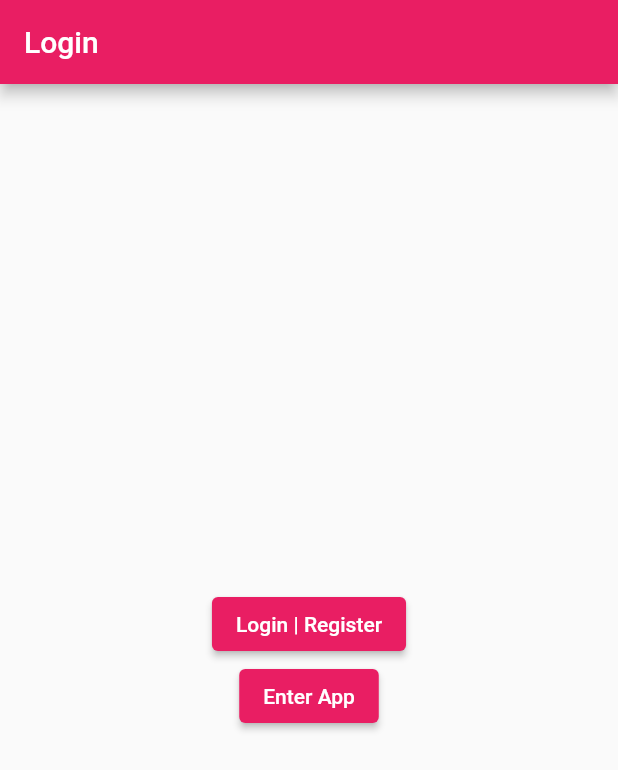
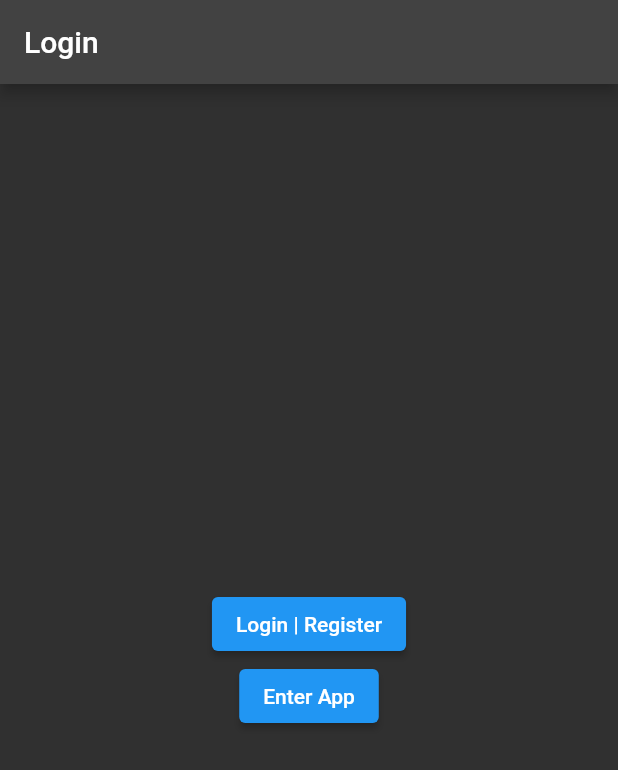
Before and after one commit to firstlovecenter/fl_poimen_flutter, a Flutter app: the screen it shows after launch, on a phone screen of 412 x 824 dp. Shown: the top 770 px of the screen. Run offline on Flutter 3.47's test engine with Material 2 defaults, Android fonts, the light colour scheme and no system bars; our stand-ins replace flutter_secure_storage, font_awesome_flutter; missing offline and left inert: flutter_appauth; accounts and stored records are empty.

Commit message:
feat: sorry attempts at layout design for home page

```diff
--- a/lib/main.dart
+++ b/lib/main.dart
@@ -1,6 +1,7 @@
 import 'package:flutter/material.dart';
 import 'package:poimen/routes.dart';
 import 'package:poimen/screens/login_screen.dart';
+import 'package:poimen/theme.dart';
 
 void main() {
   runApp(const PoimenApp());
@@ -14,21 +15,8 @@ class PoimenApp extends StatelessWidget {
   Widget build(BuildContext context) {
     return MaterialApp(
       title: 'Flutter Demo',
-      theme: ThemeData(
-        // This is the theme of your application.
-        //
-        // Try running your application with "flutter run". You'll see the
-        // application has a blue toolbar. Then, withoRut quitting the app, try
-        // changing the primarySwatch below to Colors.green and then invoke
-        // "hot reload" (press "r" in the console where you ran "flutter run",
-        // or simply save your changes to "hot reload" in a Flutter IDE).
-        // Notice that the counter didn't reset back to zero; the application
-        // is not restarted.
-        primarySwatch: Colors.pink,
-      ),
-      darkTheme: ThemeData(
-        primarySwatch: Colors.blueGrey,
-      ),
+      theme: darkTheme,
+      darkTheme: lightTheme,
       routes: appRoutes,
       home: const LoginScreen(),
     );
--- a/lib/routes.dart
+++ b/lib/routes.dart
@@ -1,7 +1,7 @@
-import 'package:poimen/app.dart';
+import 'package:poimen/screens/home/home.dart';
 import 'package:poimen/screens/profile_choose/profile_choose_screen.dart';
 
 var appRoutes = {
-  '/app': (context) => const App(),
+  '/home': (context) => const Home(),
   '/profile-choose': (context) => const ProfileChooseScreen()
 };
--- a/lib/screens/login_screen.dart
+++ b/lib/screens/login_screen.dart
@@ -75,7 +75,8 @@ class _LoginScreenState extends State<LoginScreen> {
             else
               Text('Welcome $name'),
             ElevatedButton(
-              onPressed: () => Navigator.pushNamed(context, '/app'),
+              onPressed: () => Navigator.of(context)
+                  .pushNamedAndRemoveUntil('/home', (route) => false),
               child: const Text('Enter App'),
             ),
             if (errorMessage.isNotEmpty) Text(errorMessage),
--- a/lib/shared/BottomNavBar.dart
+++ b/lib/shared/BottomNavBar.dart
@@ -23,7 +23,7 @@ class BottomNavBar extends StatelessWidget {
             backgroundColor: Colors.blue),
         BottomNavigationBarItem(
             icon: Icon(Icons.account_circle_sharp),
-            label: 'Profiles',
+            label: 'Profile',
             backgroundColor: Colors.blue),
       ],
     );
--- /dev/null
+++ b/lib/theme.dart
@@ -0,0 +1,28 @@
+import 'package:flutter/material.dart';
+
+var lightTheme = ThemeData(
+  bottomAppBarTheme: const BottomAppBarTheme(
+    color: Colors.black87,
+  ),
+  primaryColor: Colors.purple,
+  textTheme: const TextTheme(
+    bodyText1: TextStyle(fontSize: 18),
+    bodyText2: TextStyle(fontSize: 16),
+    button: TextStyle(
+      fontWeight: FontWeight.bold,
+    ),
+    headline1: TextStyle(
+      fontWeight: FontWeight.bold,
+    ),
+    subtitle1: TextStyle(
+      color: Colors.grey,
+    ),
+  ),
+  buttonTheme: const ButtonThemeData(),
+);
+
+var darkTheme = ThemeData(
+  brightness: Brightness.dark,
+  primaryColor: Colors.purple,
+  backgroundColor: const Color(0x00242424),
+);
--- a/pubspec.yaml
+++ b/pubspec.yaml
@@ -40,6 +40,8 @@ dependencies:
   flutter_secure_storage: ^4.2.0
   shared_preferences: ^2.0.15
   provider: ^6.0.3
+  google_fonts: 3.0.1
+  font_awesome_flutter: 10.1.0
 
 
 dev_dependencies:
```
Also changed, not shown: lib/screens/home/home.dart (renamed from lib/app.dart, +6 -6 lines), lib/screens/home/home_screen.dart (added, +44 -0 lines), lib/screens/profile_choose/models_profile.dart (added, +18 -0 lines), lib/screens/profile_choose/profile_card.dart (added, +19 -0 lines), lib/screens/profile_choose/profile_choose_screen.dart (+13 -12 lines), lib/screens/profile_choose/models_profile.g.dart (added).
